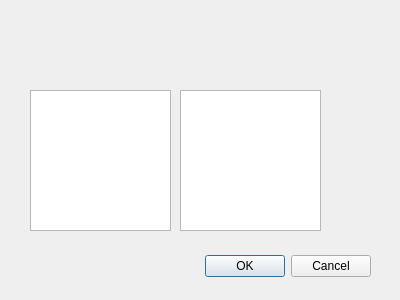
Above: source/minerselectiondialog.ui from martin-kudlicka/crypto-miner before the change. Below: the same form after it.
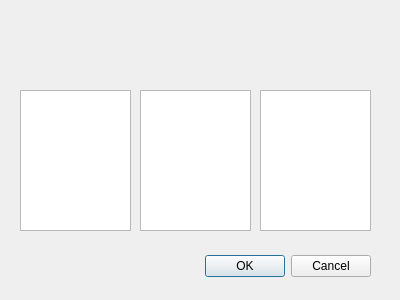
That is the form after the change.

Commit message: + show miners

Diff of the .ui file:
```diff
--- a/source/minerselectiondialog.ui
+++ b/source/minerselectiondialog.ui
@@ -70,9 +70,9 @@
   <widget class="QListView" name="hwComponentsView">
    <property name="geometry">
     <rect>
-     <x>30</x>
+     <x>20</x>
      <y>90</y>
-     <width>141</width>
+     <width>111</width>
      <height>141</height>
     </rect>
    </property>
@@ -80,9 +80,19 @@
   <widget class="QListView" name="coinsView">
    <property name="geometry">
     <rect>
-     <x>180</x>
+     <x>140</x>
      <y>90</y>
-     <width>141</width>
+     <width>111</width>
+     <height>141</height>
+    </rect>
+   </property>
+  </widget>
+  <widget class="QListView" name="minerView">
+   <property name="geometry">
+    <rect>
+     <x>260</x>
+     <y>90</y>
+     <width>111</width>
      <height>141</height>
     </rect>
    </property>
```
The commit also changes 6 other files.
